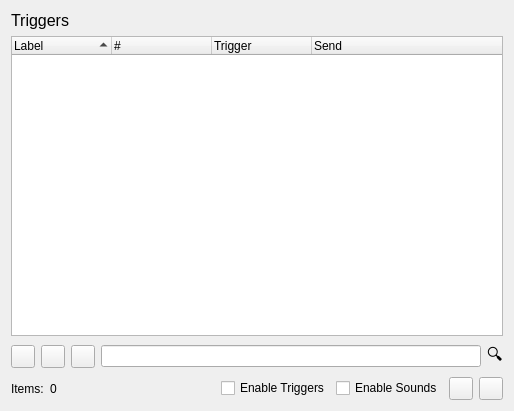
This is smushclient-qt/cpp/ui/prefs/triggers.ui in jnbooth/smushclient as Qt 5 draws it before an edit. The edited form follows.
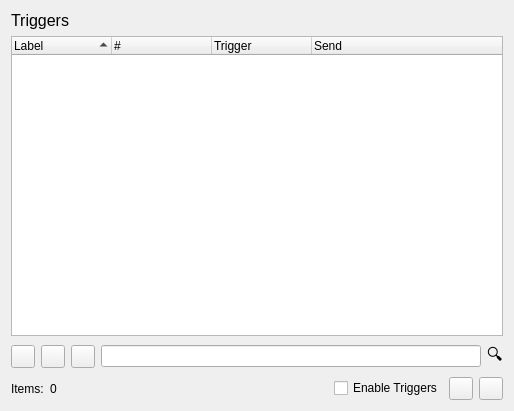
This is the edited form. Icons and pictures are not drawn.

What changed in the file:
```diff
--- a/smushclient-qt/cpp/ui/prefs/triggers.ui
+++ b/smushclient-qt/cpp/ui/prefs/triggers.ui
@@ -166,13 +166,6 @@
        </property>
       </widget>
      </item>
-     <item>
-      <widget class="QCheckBox" name="EnableTriggerSounds">
-       <property name="text">
-        <string>Enable Sounds</string>
-       </property>
-      </widget>
-     </item>
      <item>
       <widget class="QToolButton" name="export_xml">
        <property name="text">
```
Left out of the diff: 18 changed lines with no effect on the pictures.
